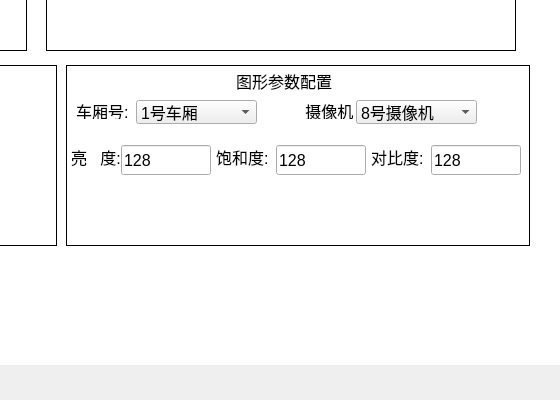
The window that devupdatewidget.ui (1157889734/ARM-MyApplication) describes before a commit, drawn with Qt 5; both pictures show x 464 to 1024 and y 265 to 665 of the 1024 by 665 pixel window.
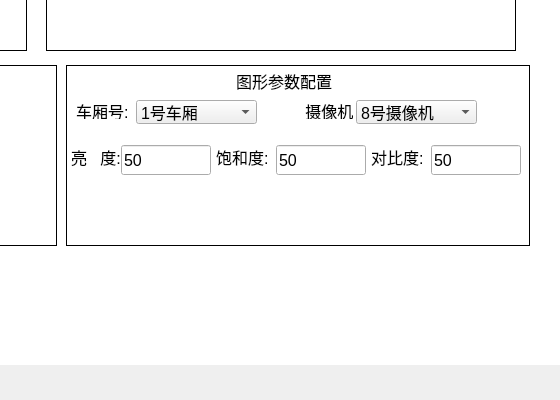
The same window after the commit. Icons and pictures are not drawn.

Patch:
```diff
--- a/devupdatewidget.ui
+++ b/devupdatewidget.ui
@@ -596,7 +596,7 @@
      </font>
     </property>
     <property name="text">
-     <string>128</string>
+     <string>50</string>
     </property>
    </widget>
    <widget class="QLabel" name="carriageLabel">
@@ -736,7 +736,7 @@
      </font>
     </property>
     <property name="text">
-     <string>128</string>
+     <string>50</string>
     </property>
    </widget>
    <widget class="QLabel" name="label_9">
@@ -833,7 +833,7 @@
      </font>
     </property>
     <property name="text">
-     <string>128</string>
+     <string>50</string>
     </property>
    </widget>
    <widget class="QPushButton" name="imageParamSetPushButton">
```
Left out of the diff: 2 changed lines with no effect on the pictures.
